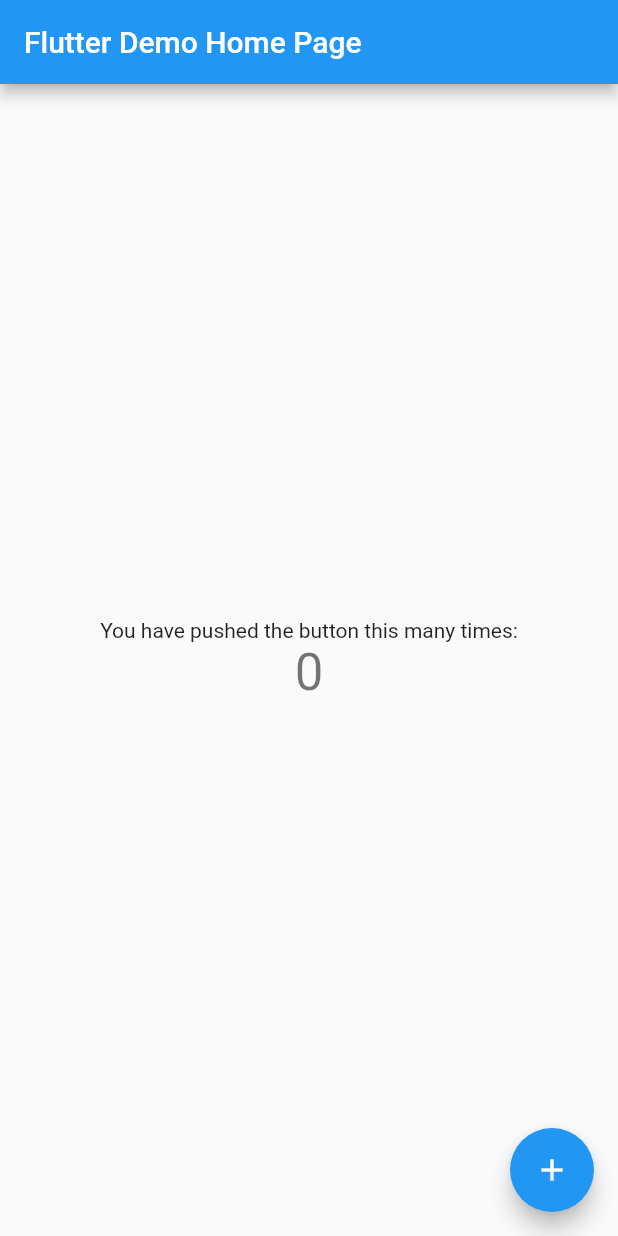
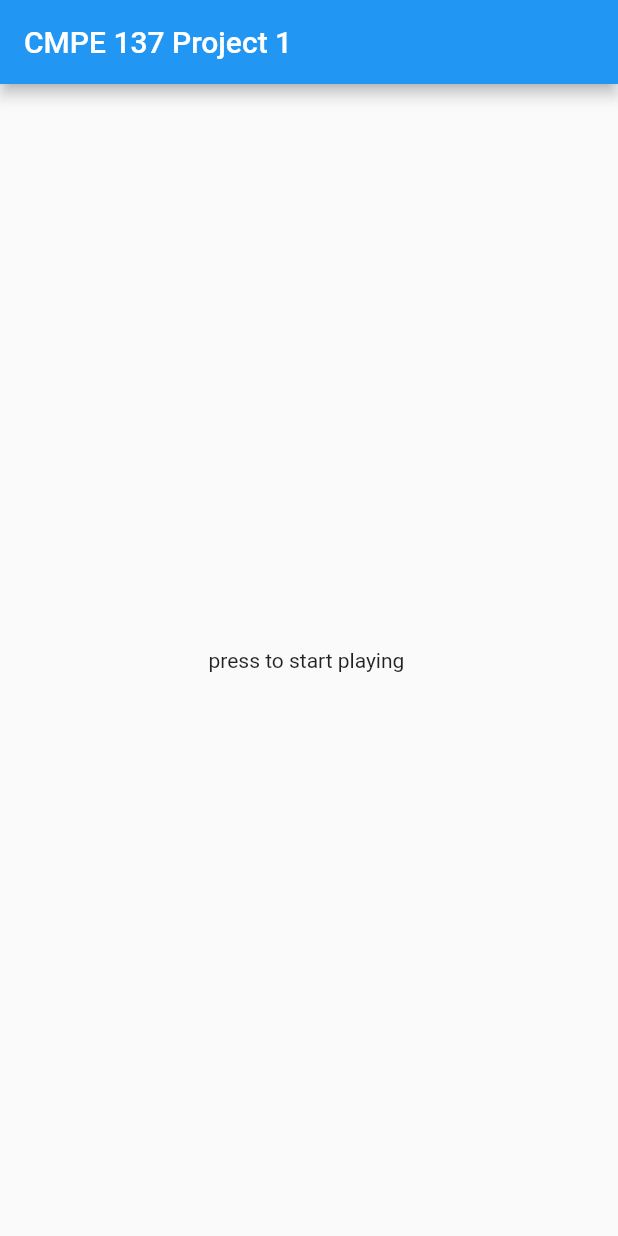
Before and after one commit to hoangmatthew1999/cmpe-137-project, a Flutter app: the screen it shows after launch, on a phone screen of 412 x 824 dp. Run offline on Flutter 3.47's test engine with Material 2 defaults, Android fonts, the phone set to English and light mode, and no system bars.

Commit message:
started working on the home page

```diff
--- a/lib/main.dart
+++ b/lib/main.dart
@@ -1,115 +1,14 @@
 import 'package:flutter/material.dart';
 
-void main() {
-  runApp(const MyApp());
-}
-
-class MyApp extends StatelessWidget {
-  const MyApp({super.key});
-
-  // This widget is the root of your application.
-  @override
-  Widget build(BuildContext context) {
-    return MaterialApp(
-      title: 'Flutter Demo',
-      theme: ThemeData(
-        // This is the theme of your application.
-        //
-        // Try running your application with "flutter run". You'll see the
-        // application has a blue toolbar. Then, without quitting the app, try
-        // changing the primarySwatch below to Colors.green and then invoke
-        // "hot reload" (press "r" in the console where you ran "flutter run",
-        // or simply save your changes to "hot reload" in a Flutter IDE).
-        // Notice that the counter didn't reset back to zero; the application
-        // is not restarted.
-        primarySwatch: Colors.blue,
-      ),
-      home: const MyHomePage(title: 'Flutter Demo Home Page'),
-    );
-  }
-}
-
-class MyHomePage extends StatefulWidget {
-  const MyHomePage({super.key, required this.title});
-
-  // This widget is the home page of your application. It is stateful, meaning
-  // that it has a State object (defined below) that contains fields that affect
-  // how it looks.
-
-  // This class is the configuration for the state. It holds the values (in this
-  // case the title) provided by the parent (in this case the App widget) and
-  // used by the build method of the State. Fields in a Widget subclass are
-  // always marked "final".
-
-  final String title;
-
-  @override
-  State<MyHomePage> createState() => _MyHomePageState();
-}
-
-class _MyHomePageState extends State<MyHomePage> {
-  int _counter = 0;
-
-  void _incrementCounter() {
-    setState(() {
-      // This call to setState tells the Flutter framework that something has
-      // changed in this State, which causes it to rerun the build method below
-      // so that the display can reflect the updated values. If we changed
-      // _counter without calling setState(), then the build method would not be
-      // called again, and so nothing would appear to happen.
-      _counter++;
-    });
-  }
-
-  @override
-  Widget build(BuildContext context) {
-    // This method is rerun every time setState is called, for instance as done
-    // by the _incrementCounter method above.
-    //
-    // The Flutter framework has been optimized to make rerunning build methods
-    // fast, so that you can just rebuild anything that needs updating rather
-    // than having to individually change instances of widgets.
-    return Scaffold(
-      appBar: AppBar(
-        // Here we take the value from the MyHomePage object that was created by
-        // the App.build method, and use it to set our appbar title.
-        title: Text(widget.title),
+void main() => runApp
+(
+  MaterialApp(
+    home: Scaffold(appBar: AppBar(
+      title: Text("CMPE 137 Project 1"),
       ),
       body: Center(
-        // Center is a layout widget. It takes a single child and positions it
-        // in the middle of the parent.
-        child: Column(
-          // Column is also a layout widget. It takes a list of children and
-          // arranges them vertically. By default, it sizes itself to fit its
-          // children horizontally, and tries to be as tall as its parent.
-          //
-          // Invoke "debug painting" (press "p" in the console, choose the
-          // "Toggle Debug Paint" action from the Flutter Inspector in Android
-          // Studio, or the "Toggle Debug Paint" command in Visual Studio Code)
-          // to see the wireframe for each widget.
-          //
-          // Column has various properties to control how it sizes itself and
-          // how it positions its children. Here we use mainAxisAlignment to
-          // center the children vertically; the main axis here is the vertical
-          // axis because Columns are vertical (the cross axis would be
-          // horizontal).
-          mainAxisAlignment: MainAxisAlignment.center,
-          children: <Widget>[
-            const Text(
-              'You have pushed the button this many times:',
-            ),
-            Text(
-              '$_counter',
-              style: Theme.of(context).textTheme.headlineMedium,
-            ),
-          ],
+        child: Text("press to start playing ")
         ),
-      ),
-      floatingActionButton: FloatingActionButton(
-        onPressed: _incrementCounter,
-        tooltip: 'Increment',
-        child: const Icon(Icons.add),
-      ), // This trailing comma makes auto-formatting nicer for build methods.
-    );
-  }
-}
+      )
+    )
+);
```
